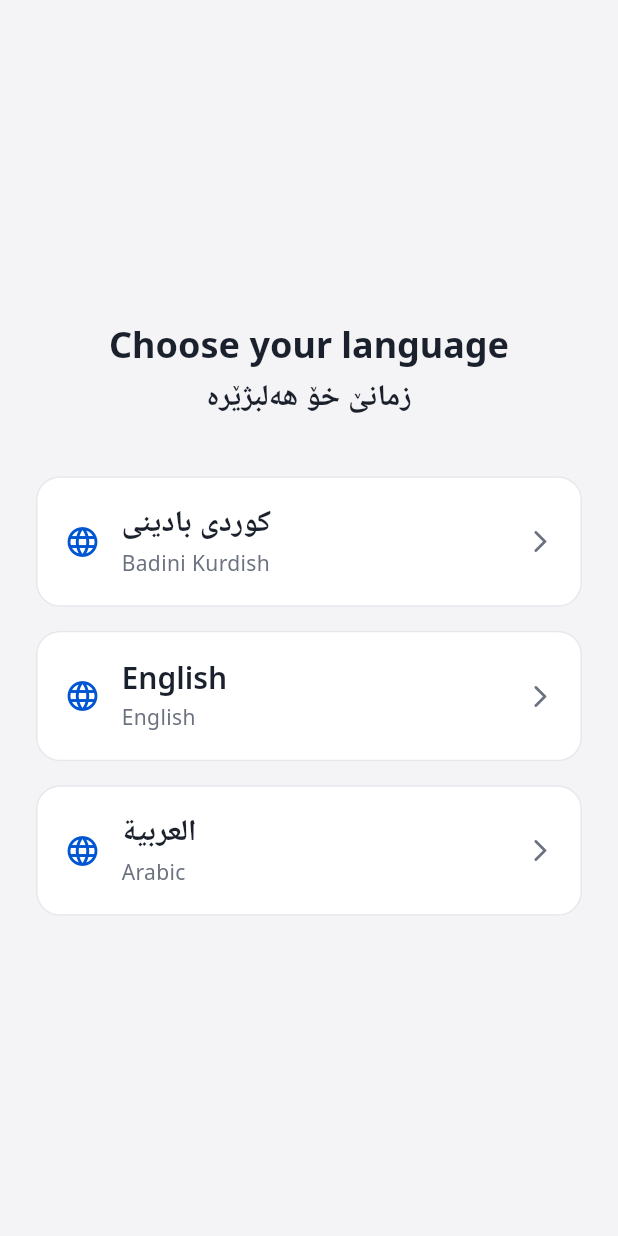
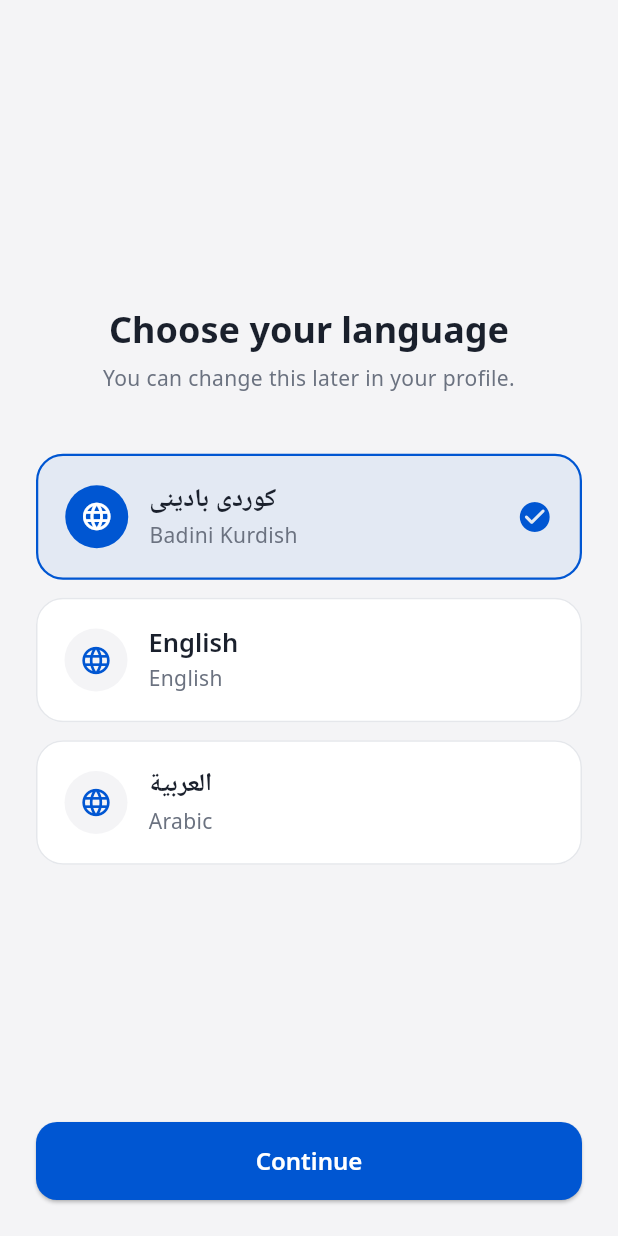
Before and after one commit to kaywansmustafa-web/Saxlem, a Flutter app: the screen it shows after launch, after a tap on "کوردی بادینی", on a phone screen of 412 x 824 dp. Run offline on Flutter 3.47's test engine with Material 3 defaults, Android fonts, the phone set to English and light mode, and no system bars; our stand-ins replace google_fonts.

Commit message:
Implement animated splash screen with logo and language selection

```diff
--- /dev/null
+++ b/mobile/lib/features/home/presentation/pages/home_page.dart
@@ -0,0 +1,20 @@
+import 'package:flutter/material.dart';
+
+class HomePage extends StatelessWidget {
+  const HomePage({super.key});
+
+  @override
+  Widget build(BuildContext context) {
+    return const Scaffold(
+      body: Center(
+        child: Text(
+          'Home Page',
+          style: TextStyle(
+            fontSize: 24,
+            fontWeight: FontWeight.bold,
+          ),
+        ),
+      ),
+    );
+  }
+}
--- /dev/null
+++ b/mobile/lib/features/language/language_selection_screen.dart
@@ -0,0 +1,195 @@
+import 'package:flutter/material.dart';
+
+import '../../config/theme/app_colors.dart';
+import '../home/presentation/pages/home_page.dart';
+
+class LanguageSelectionScreen extends StatefulWidget {
+  const LanguageSelectionScreen({super.key});
+
+  @override
+  State<LanguageSelectionScreen> createState() =>
+      _LanguageSelectionScreenState();
+}
+
+class _LanguageSelectionScreenState
+    extends State<LanguageSelectionScreen> {
+  String? selectedLanguage;
+
+  void _continueToHome() {
+    if (selectedLanguage == null) return;
+
+    Navigator.of(context).pushReplacement(
+      MaterialPageRoute(
+        builder: (_) => const HomePage(),
+      ),
+    );
+  }
+
+  @override
+  Widget build(BuildContext context) {
+    return Scaffold(
+      backgroundColor: AppColors.background,
+      body: SafeArea(
+        child: Padding(
+          padding: const EdgeInsets.fromLTRB(24, 32, 24, 24),
+          child: Column(
+            crossAxisAlignment: CrossAxisAlignment.stretch,
+            children: [
+              const Spacer(),
+              Text(
+                'Choose your language',
+                textAlign: TextAlign.center,
+                style: Theme.of(context).textTheme.headlineMedium,
+              ),
+              const SizedBox(height: 8),
+              Text(
+                'You can change this later in your profile.',
+                textAlign: TextAlign.center,
+                style: Theme.of(context).textTheme.bodyMedium,
+              ),
+              const SizedBox(height: 40),
+              _LanguageCard(
+                title: 'کوردی بادینی',
+                subtitle: 'Badini Kurdish',
+                isSelected: selectedLanguage == 'badini',
+                onTap: () {
+                  setState(() {
+                    selectedLanguage = 'badini';
+                  });
+                },
+              ),
+              const SizedBox(height: 12),
+              _LanguageCard(
+                title: 'English',
+                subtitle: 'English',
+                isSelected: selectedLanguage == 'english',
+                onTap: () {
+                  setState(() {
+                    selectedLanguage = 'english';
+                  });
+                },
+              ),
+              const SizedBox(height: 12),
+              _LanguageCard(
+                title: 'العربية',
+                subtitle: 'Arabic',
+                isSelected: selectedLanguage == 'arabic',
+                onTap: () {
+                  setState(() {
+                    selectedLanguage = 'arabic';
+                  });
+                },
+              ),
+              const Spacer(),
+              ElevatedButton(
+                onPressed:
+                    selectedLanguage == null ? null : _continueToHome,
+                child: const Text('Continue'),
+              ),
+            ],
+          ),
+        ),
+      ),
+    );
+  }
+}
+
+class _LanguageCard extends StatelessWidget {
+  const _LanguageCard({
+    required this.title,
+    required this.subtitle,
+    required this.isSelected,
+    required this.onTap,
+  });
+
+  final String title;
+  final String subtitle;
+  final bool isSelected;
+  final VoidCallback onTap;
+
+  @override
+  Widget build(BuildContext context) {
+    return Material(
+      color: isSelected
+          ? AppColors.primary.withValues(alpha: 0.07)
+          : AppColors.white,
+      borderRadius: BorderRadius.circular(18),
+      child: InkWell(
+        onTap: onTap,
+        borderRadius: BorderRadius.circular(18),
+        child: AnimatedContainer(
+          duration: const Duration(milliseconds: 200),
+          curve: Curves.easeOut,
+          padding: const EdgeInsets.symmetric(
+            horizontal: 18,
+            vertical: 18,
+          ),
+          decoration: BoxDecoration(
+            borderRadius: BorderRadius.circular(18),
+            border: Border.all(
+              color: isSelected
+                  ? AppColors.primary
+                  : AppColors.border,
+              width: isSelected ? 1.5 : 1,
+            ),
+          ),
+          child: Row(
+            children: [
+              Container(
+                width: 42,
+                height: 42,
+                decoration: BoxDecoration(
+                  color: isSelected
+                      ? AppColors.primary
+                      : AppColors.background,
+                  shape: BoxShape.circle,
+                ),
+                child: Icon(
+                  Icons.language_rounded,
+                  color: isSelected
+                      ? AppColors.white
+                      : AppColors.primary,
+                  size: 22,
+                ),
+              ),
+              const SizedBox(width: 14),
+              Expanded(
+                child: Column(
+                  crossAxisAlignment: CrossAxisAlignment.start,
+                  children: [
+                    Text(
+                      title,
+                      style: Theme.of(context)
+                          .textTheme
+                          .titleLarge
+                          ?.copyWith(fontSize: 17),
+                    ),
+                    const SizedBox(height: 3),
+                    Text(
+                      subtitle,
+                      style: Theme.of(context).textTheme.bodyMedium,
+                    ),
+                  ],
+                ),
+              ),
+              AnimatedSwitcher(
+                duration: const Duration(milliseconds: 180),
+                child: isSelected
+                    ? const Icon(
+                        Icons.check_circle_rounded,
+                        key: ValueKey('selected'),
+                        color: AppColors.primary,
+                      )
+                    : const SizedBox(
+                        key: ValueKey('not-selected'),
+                        width: 24,
+                        height: 24,
+                      ),
+              ),
+            ],
+          ),
+        ),
+      ),
+    );
+  }
+}
--- a/mobile/lib/features/onboarding/language_selection_screen.dart
+++ /dev/null
@@ -1,122 +0,0 @@
-import 'package:flutter/material.dart';
-
-import '../../config/theme/app_colors.dart';
-
-class LanguageSelectionScreen extends StatelessWidget {
-  const LanguageSelectionScreen({super.key});
-
-  @override
-  Widget build(BuildContext context) {
-    return Scaffold(
-      backgroundColor: AppColors.background,
-      body: SafeArea(
-        child: Padding(
-          padding: const EdgeInsets.all(24),
-          child: Column(
-            crossAxisAlignment: CrossAxisAlignment.stretch,
-            children: [
-              const Spacer(),
-              Text(
-                'Choose your language',
-                textAlign: TextAlign.center,
-                style: Theme.of(context).textTheme.headlineMedium,
-              ),
-              const SizedBox(height: 8),
-              Text(
-                'زمانێ خۆ هەلبژێرە',
-                textAlign: TextAlign.center,
-                textDirection: TextDirection.rtl,
-                style: Theme.of(context).textTheme.titleLarge,
-              ),
-              const SizedBox(height: 40),
-              _LanguageButton(
-                title: 'کوردی بادینی',
-                subtitle: 'Badini Kurdish',
-                onPressed: () {},
-              ),
-              const SizedBox(height: 16),
-              _LanguageButton(
-                title: 'English',
-                subtitle: 'English',
-                onPressed: () {},
-              ),
-              const SizedBox(height: 16),
-              _LanguageButton(
-                title: 'العربية',
-                subtitle: 'Arabic',
-                onPressed: () {},
-              ),
-              const Spacer(),
-            ],
-          ),
-        ),
-      ),
-    );
-  }
-}
-
-class _LanguageButton extends StatelessWidget {
-  const _LanguageButton({
-    required this.title,
-    required this.subtitle,
-    required this.onPressed,
-  });
-
-  final String title;
-  final String subtitle;
-  final VoidCallback onPressed;
-
-  @override
-  Widget build(BuildContext context) {
-    return Material(
-      color: AppColors.white,
-      borderRadius: BorderRadius.circular(16),
-      child: InkWell(
-        onTap: onPressed,
-        borderRadius: BorderRadius.circular(16),
-        child: Container(
-          padding: const EdgeInsets.symmetric(
-            horizontal: 18,
-            vertical: 18,
-          ),
-          decoration: BoxDecoration(
-            border: Border.all(
-              color: AppColors.border,
-            ),
-            borderRadius: BorderRadius.circular(16),
-          ),
-          child: Row(
-            children: [
-              const Icon(
-                Icons.language_rounded,
-                color: AppColors.primary,
-              ),
-              const SizedBox(width: 14),
-              Expanded(
-                child: Column(
-                  crossAxisAlignment: CrossAxisAlignment.start,
-                  children: [
-                    Text(
-                      title,
-                      style: Theme.of(context).textTheme.titleLarge,
-                    ),
-                    const SizedBox(height: 4),
-                    Text(
-                      subtitle,
-                      style: Theme.of(context).textTheme.bodyMedium,
-                    ),
-                  ],
-                ),
-              ),
-              const Icon(
-                Icons.arrow_forward_ios_rounded,
-                size: 18,
-                color: AppColors.textSecondary,
-              ),
-            ],
-          ),
-        ),
-      ),
-    );
-  }
-}
--- a/mobile/lib/features/splash/splash_screen.dart
+++ b/mobile/lib/features/splash/splash_screen.dart
@@ -1,9 +1,7 @@
-import 'dart:async';
-
 import 'package:flutter/material.dart';
 
 import '../../config/theme/app_colors.dart';
-import '../onboarding/language_selection_screen.dart';
+import '../language/language_selection_screen.dart';
 
 class SplashScreen extends StatefulWidget {
   const SplashScreen({super.key});
@@ -12,64 +10,79 @@ class SplashScreen extends StatefulWidget {
   State<SplashScreen> createState() => _SplashScreenState();
 }
 
-class _SplashScreenState extends State<SplashScreen> {
+class _SplashScreenState extends State<SplashScreen>
+    with SingleTickerProviderStateMixin {
+  late final AnimationController _controller;
+  late final Animation<double> _fadeAnimation;
+  late final Animation<double> _scaleAnimation;
+
   @override
   void initState() {
     super.initState();
 
-    Timer(const Duration(seconds: 3), () {
+    _controller = AnimationController(
+      vsync: this,
+      duration: const Duration(milliseconds: 1400),
+    );
+
+    _fadeAnimation = CurvedAnimation(
+      parent: _controller,
+      curve: Curves.easeOut,
+    );
+
+    _scaleAnimation = Tween<double>(
+      begin: 0.88,
+      end: 1.0,
+    ).animate(
+      CurvedAnimation(
+        parent: _controller,
+        curve: Curves.easeOutBack,
+      ),
+    );
+
+    _controller.forward();
+
+    Future.delayed(const Duration(milliseconds: 2800), () {
       if (!mounted) return;
 
       Navigator.of(context).pushReplacement(
-        MaterialPageRoute(
-          builder: (_) => const LanguageSelectionScreen(),
+        PageRouteBuilder<void>(
+          transitionDuration: const Duration(milliseconds: 800),
+          pageBuilder: (_, animation, secondaryAnimation) =>
+              const LanguageSelectionScreen(),
+          transitionsBuilder: (_, animation, secondaryAnimation, child) {
+            return FadeTransition(
+              opacity: animation,
+              child: child,
+            );
+          },
         ),
       );
     });
   }
 
   @override
+  void dispose() {
+    _controller.dispose();
+    super.dispose();
+  }
+
+  @override
   Widget build(BuildContext context) {
     return Scaffold(
-      backgroundColor: AppColors.primary,
+      backgroundColor: AppColors.background,
       body: SafeArea(
         child: Center(
-          child: Column(
-            mainAxisSize: MainAxisSize.min,
-            children: [
-              Container(
-                width: 110,
-                height: 110,
-                decoration: BoxDecoration(
-                  color: AppColors.white,
-                  borderRadius: BorderRadius.circular(28),
-                ),
-                child: const Icon(
-                  Icons.local_hospital_rounded,
-                  size: 64,
-                  color: AppColors.primary,
-                ),
+          child: FadeTransition(
+            opacity: _fadeAnimation,
+            child: ScaleTransition(
+              scale: _scaleAnimation,
+              child: Image.asset(
+                'assets/images/saxlem_logo.png',
+                width: 190,
+                fit: BoxFit.contain,
               ),
-              const SizedBox(height: 24),
-              const Text(
-                'Saxlem',
-                style: TextStyle(
-                  color: AppColors.white,
-                  fontSize: 34,
-                  fontWeight: FontWeight.w700,
-                ),
-              ),
-              const SizedBox(height: 8),
-              const Text(
-                'ساخلەم',
-                textDirection: TextDirection.rtl,
-                style: TextStyle(
-                  color: AppColors.white,
-                  fontSize: 26,
-                  fontWeight: FontWeight.w600,
-                ),
-              ),
-            ],
+            ),
           ),
         ),
       ),
```
Also changed, not shown: mobile/pubspec.yaml (+3 -66 lines), mobile/assets/images/saxlem_logo.png (added).
